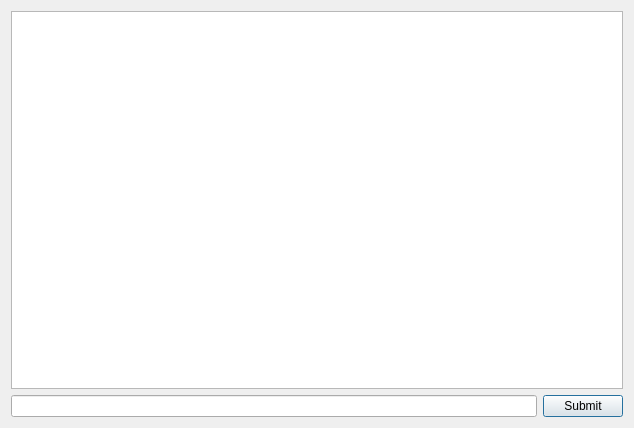
Old version of the form source/mainwindow.ui in the repository arturdryomov/aequatio.
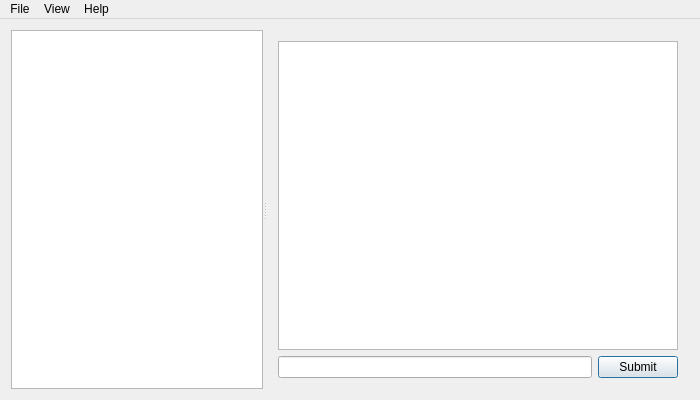
New version of the form.

```diff
--- a/source/mainwindow.ui
+++ b/source/mainwindow.ui
@@ -6,17 +6,50 @@
    <rect>
     <x>0</x>
     <y>0</y>
-    <width>634</width>
-    <height>428</height>
+    <width>700</width>
+    <height>400</height>
    </rect>
   </property>
+  <property name="minimumSize">
+   <size>
+    <width>700</width>
+    <height>400</height>
+   </size>
+  </property>
   <property name="windowTitle">
    <string>Aequatio</string>
   </property>
   <widget class="QWidget" name="centralWidget">
+   <layout class="QHBoxLayout" name="horizontalLayout_2">
+    <item>
+     <widget class="QSplitter" name="splitter">
+      <property name="orientation">
+       <enum>Qt::Horizontal</enum>
+      </property>
+      <property name="childrenCollapsible">
+       <bool>false</bool>
+      </property>
+      <widget class="QTextEdit" name="functionsAndConstantsList">
+       <property name="minimumSize">
+        <size>
+         <width>200</width>
+         <height>0</height>
+        </size>
+       </property>
+       <property name="textInteractionFlags">
+        <set>Qt::TextSelectableByMouse</set>
+       </property>
+      </widget>
+      <widget class="QWidget" name="layoutWidget">
    <layout class="QVBoxLayout" name="verticalLayout">
     <item>
      <widget class="QTextEdit" name="consoleEdit">
+          <property name="minimumSize">
+           <size>
+            <width>400</width>
+            <height>0</height>
+           </size>
+          </property>
       <property name="readOnly">
        <bool>true</bool>
       </property>
@@ -44,16 +77,74 @@
     </item>
    </layout>
   </widget>
+     </widget>
+    </item>
+   </layout>
+  </widget>
   <widget class="QMenuBar" name="menuBar">
    <property name="geometry">
     <rect>
      <x>0</x>
      <y>0</y>
-     <width>634</width>
-     <height>25</height>
+     <width>700</width>
+     <height>21</height>
     </rect>
    </property>
-  </widget>
+   <widget class="QMenu" name="menuFile">
+    <property name="title">
+     <string>File</string>
+    </property>
+    <addaction name="actionExit"/>
+   </widget>
+   <widget class="QMenu" name="menuView">
+    <property name="title">
+     <string>View</string>
+    </property>
+    <addaction name="actionShowFunctionsAndConstants"/>
+   </widget>
+   <widget class="QMenu" name="menuHelp">
+    <property name="title">
+     <string>Help</string>
+    </property>
+    <addaction name="actionHelp"/>
+    <addaction name="actionAbout"/>
+   </widget>
+   <addaction name="menuFile"/>
+   <addaction name="menuView"/>
+   <addaction name="menuHelp"/>
+  </widget>
+  <action name="actionExit">
+   <property name="text">
+    <string>Exit</string>
+   </property>
+  </action>
+  <action name="actionShowFunctionsAndConstants">
+   <property name="checkable">
+    <bool>true</bool>
+   </property>
+   <property name="checked">
+    <bool>true</bool>
+   </property>
+   <property name="text">
+    <string>Show Functions and Constants</string>
+   </property>
+   <property name="shortcut">
+    <string>F2</string>
+   </property>
+  </action>
+  <action name="actionHelp">
+   <property name="text">
+    <string>Help</string>
+   </property>
+   <property name="shortcut">
+    <string>F1</string>
+   </property>
+  </action>
+  <action name="actionAbout">
+   <property name="text">
+    <string>About</string>
+   </property>
+  </action>
  </widget>
  <layoutdefault spacing="6" margin="11"/>
  <resources/>
```
Left out of the diff: 51 changed lines with no effect on the pictures. Lines whose indentation alone changed are shown as unchanged.
